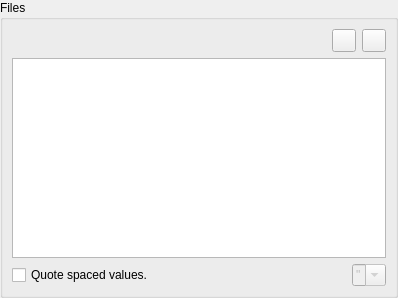
Above: v2/branches/newxup/monkey/src/xupmanager/gui/FilesEditor.ui from testmana2/mks before the change. Below: the same form after it.
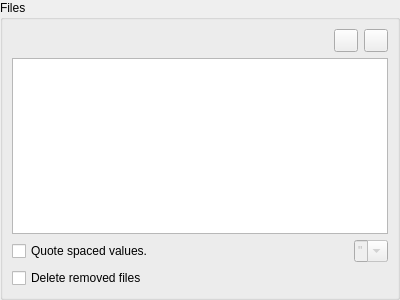
That is the form after the change. Icons and pictures are not drawn. Custom widgets are drawn as their Qt base class.

Commit message: XUP Editor default pages update.

Patch:
```diff
--- a/v2/branches/newxup/monkey/src/xupmanager/gui/FilesEditor.ui
+++ b/v2/branches/newxup/monkey/src/xupmanager/gui/FilesEditor.ui
@@ -6,8 +6,8 @@
    <rect>
     <x>0</x>
     <y>0</y>
-    <width>398</width>
-    <height>298</height>
+    <width>400</width>
+    <height>300</height>
    </rect>
   </property>
   <property name="windowTitle">
@@ -117,6 +117,13 @@
         </layout>
        </widget>
       </item>
+      <item row="3" column="0" colspan="3">
+       <widget class="QCheckBox" name="cbDeleteEnabled">
+        <property name="text">
+         <string>Delete removed files</string>
+        </property>
+       </widget>
+      </item>
      </layout>
     </widget>
    </item>
```
The commit also changes 9 other files.
